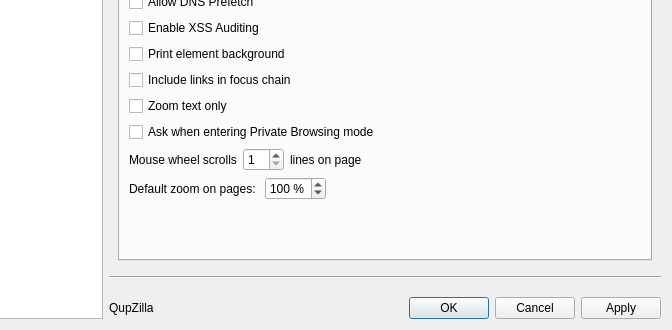
QupZilla/qupzilla, file src/lib/preferences/preferences.ui: the form before one commit; both pictures show x 128 to 800 and y 170 to 500 of the 800 by 500 pixel window.
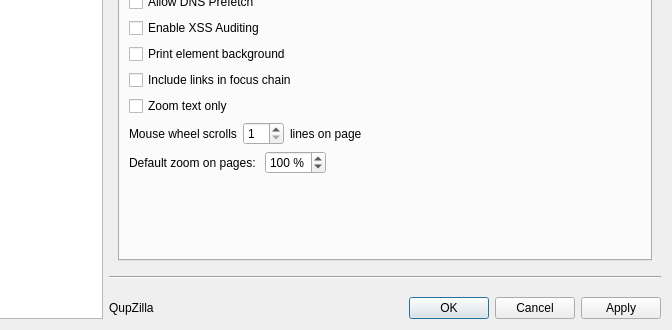
The form after the commit. The open tabs and pages were chosen to show the change.

Commit message: Private browsing now opens new browser window (in own process) - closes #415

Patch:
```diff
--- a/src/lib/preferences/preferences.ui
+++ b/src/lib/preferences/preferences.ui
@@ -841,13 +841,6 @@
                </property>
               </widget>
              </item>
-             <item>
-              <widget class="QCheckBox" name="askOnPrivateBrowsing">
-               <property name="text">
-                <string>Ask when entering Private Browsing mode</string>
-               </property>
-              </widget>
-             </item>
             </layout>
            </item>
            <item row="2" column="0">
```
The commit also changes 23 other files.
